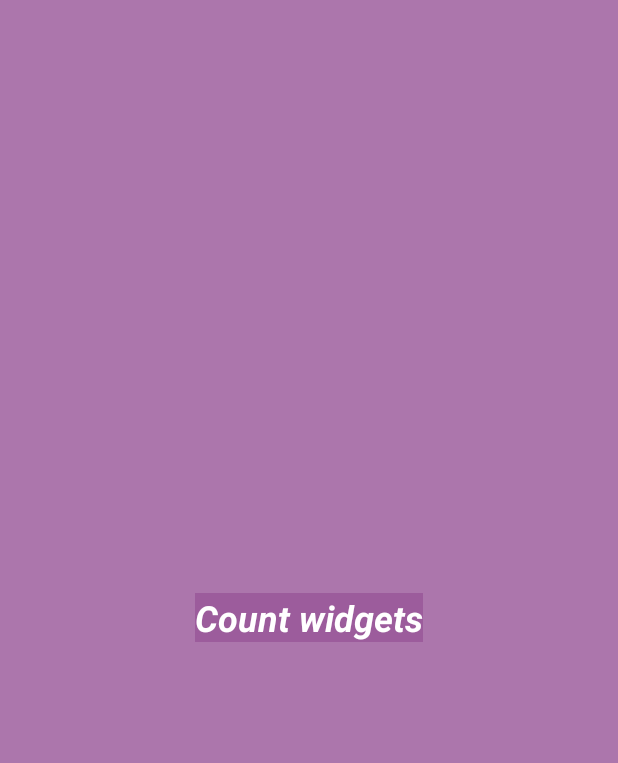
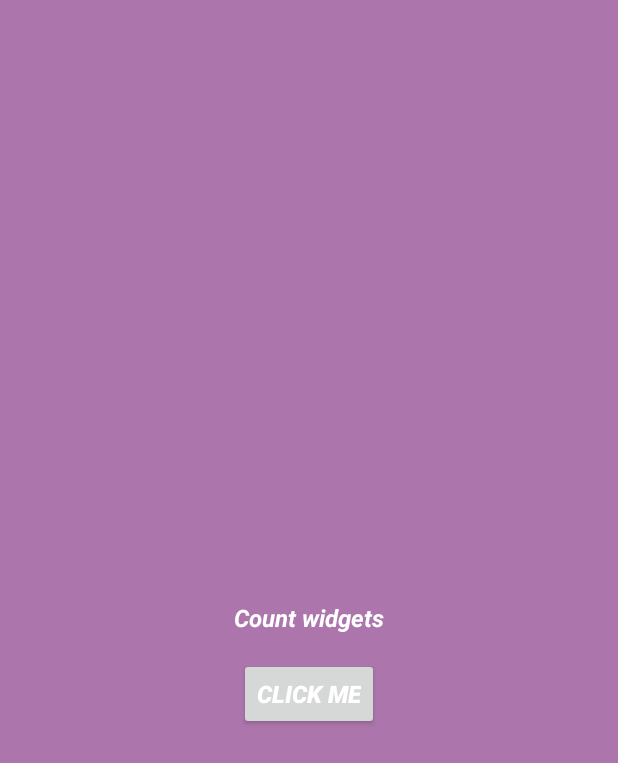
Before and after one commit to Vasic2000/LifeCycle_Widget, an Android app: the layout my_widget.xml on its own in the app's theme, with its tools: preview values and no code run, on a phone screen of 412 x 824 dp. Shown: the top 763 px of the screen. Run offline under Robolectric (Android 15) with nearby library versions, the phone set to English and light mode, and no system bars.

Commit message:
Хочу сделать вызов Activity (программы) по кнопке ClickMe (widgetButton).

```diff
--- a/app/src/main/res/layout/my_widget.xml
+++ b/app/src/main/res/layout/my_widget.xml
@@ -11,10 +11,21 @@
         android:layout_centerHorizontal="true"
         android:layout_centerVertical="true"
         android:layout_margin="8dp"
-        android:background="#CC995599"
         android:contentDescription="@string/appwidget_text"
         android:text="@string/appwidget_text"
         android:textColor="#ffffff"
-        android:textSize="24sp"
+        android:textSize="16sp"
         android:textStyle="bold|italic" />
+
+    <Button android:id="@+id/widget_button"
+        android:text="@string/click_me"
+        android:layout_height="wrap_content"
+        android:layout_width="wrap_content"
+        android:layout_centerHorizontal="true"
+        android:layout_below="@+id/appwidget_text"
+        android:layout_margin="8dp"
+        android:contentDescription="@string/appwidget_text"
+        android:textColor="#ffffff"
+        android:textSize="16sp"
+        android:textStyle="bold|italic"/>
 </RelativeLayout>
--- a/app/src/main/res/values/refs.xml
+++ /dev/null
@@ -1,2 +0,0 @@
-<?xml version="1.0" encoding="utf-8"?>
-<resources></resources>
--- a/app/src/main/res/values/strings.xml
+++ b/app/src/main/res/values/strings.xml
@@ -3,4 +3,5 @@
     <string name="hello_blank_fragment">Hello blank fragment</string>
     <string name="appwidget_text">Count widgets</string>
     <string name="add_widget">Add widget</string>
+    <string name="click_me">click me</string>
 </resources>
--- a/app/src/main/res/xml/my_widget_info.xml
+++ b/app/src/main/res/xml/my_widget_info.xml
@@ -13,8 +13,8 @@
     <appwidget-provider xmlns:android="http://schemas.android.com/apk/res/android"
         android:initialKeyguardLayout="@layout/my_widget"
         android:initialLayout="@layout/my_widget"
-        android:minWidth="120dp"
-        android:minHeight="60dp"
+        android:minWidth="180dp"
+        android:minHeight="120dp"
         android:previewImage="@drawable/example_appwidget_preview"
         android:resizeMode="horizontal|vertical"
         android:updatePeriodMillis="86400000"
```
Also changed, not shown: app/src/main/java/cz/vasic2000/lifecycle_widget/MyWidget.kt (+25 -5 lines).
